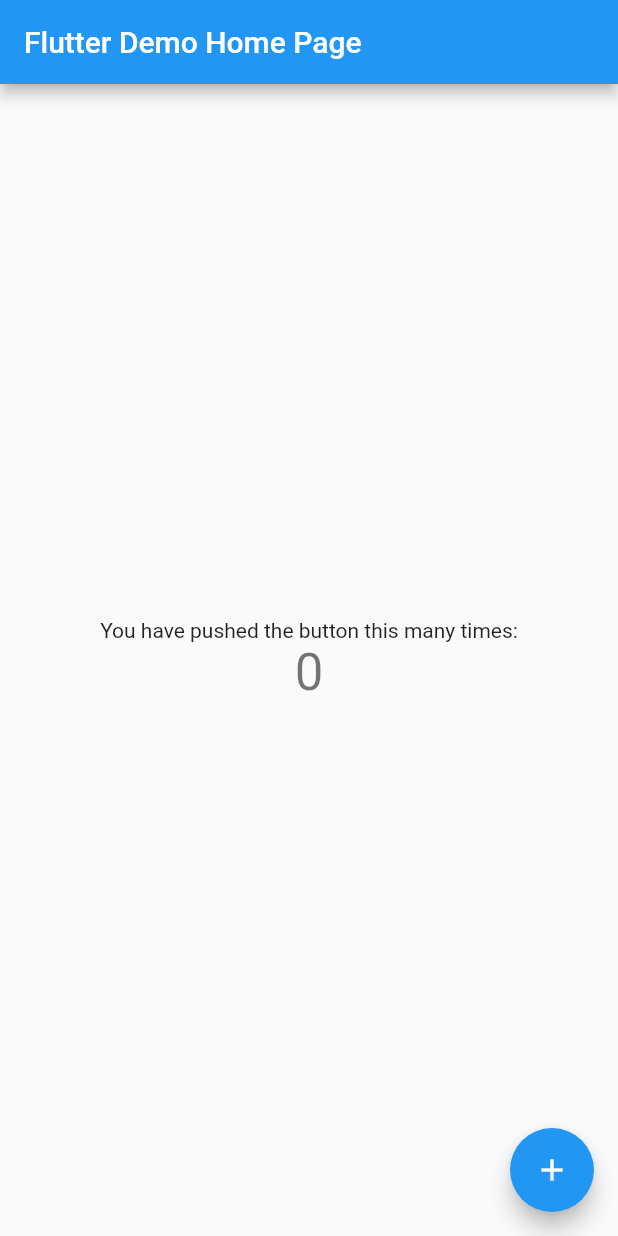
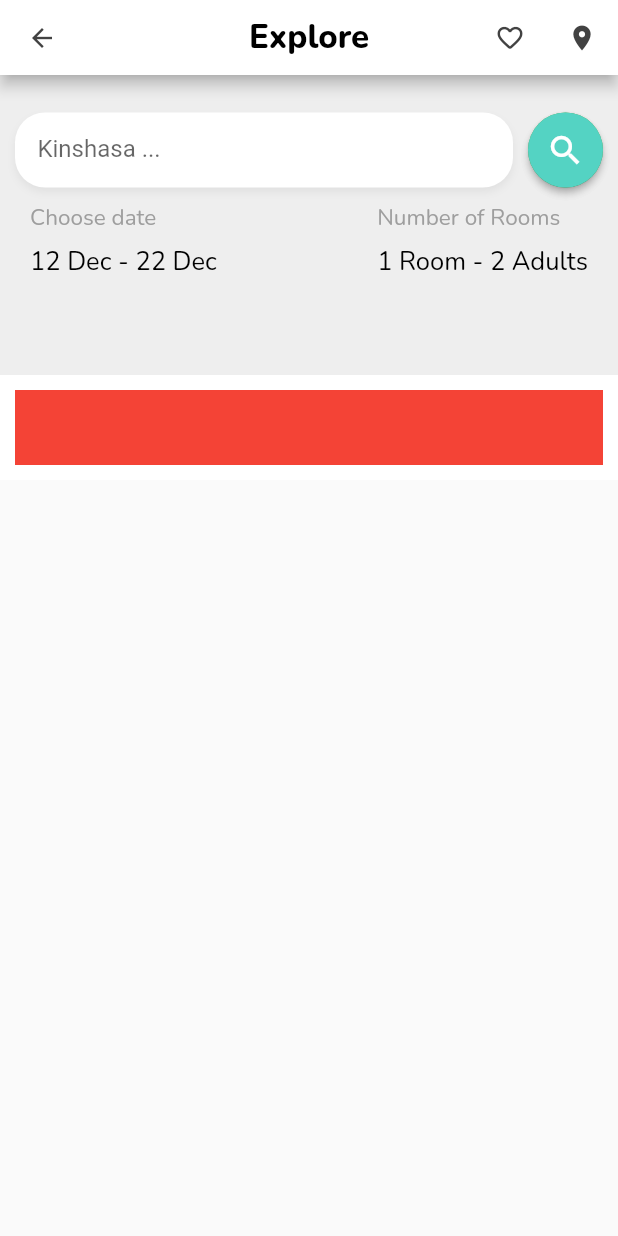
Before and after one commit to alphabas/hotels, a Flutter app: the screen it shows after launch, on a phone screen of 412 x 824 dp. Run offline on Flutter 3.47's test engine with Material 2 defaults, Android fonts, the phone set to English and light mode, and no system bars; our stand-ins replace google_fonts.

Commit message:
commit now

```diff
--- a/lib/main.dart
+++ b/lib/main.dart
@@ -1,115 +1,20 @@
 import 'package:flutter/material.dart';
+import 'package:google_fonts/google_fonts.dart';
+import 'package:hotels/main_screens/home_creens.dart';
 
 void main() {
-  runApp(const MyApp());
+  runApp(MyApp());
 }
 
 class MyApp extends StatelessWidget {
   const MyApp({super.key});
 
-  // This widget is the root of your application.
   @override
   Widget build(BuildContext context) {
     return MaterialApp(
-      title: 'Flutter Demo',
-      theme: ThemeData(
-        // This is the theme of your application.
-        //
-        // Try running your application with "flutter run". You'll see the
-        // application has a blue toolbar. Then, without quitting the app, try
-        // changing the primarySwatch below to Colors.green and then invoke
-        // "hot reload" (press "r" in the console where you ran "flutter run",
-        // or simply save your changes to "hot reload" in a Flutter IDE).
-        // Notice that the counter didn't reset back to zero; the application
-        // is not restarted.
-        primarySwatch: Colors.blue,
-      ),
-      home: const MyHomePage(title: 'Flutter Demo Home Page'),
+      debugShowCheckedModeBanner: false,
+      title: 'Hotel Booking',
+      home: HomeScreens(),
     );
   }
 }
-
-class MyHomePage extends StatefulWidget {
-  const MyHomePage({super.key, required this.title});
-
-  // This widget is the home page of your application. It is stateful, meaning
-  // that it has a State object (defined below) that contains fields that affect
-  // how it looks.
-
-  // This class is the configuration for the state. It holds the values (in this
-  // case the title) provided by the parent (in this case the App widget) and
-  // used by the build method of the State. Fields in a Widget subclass are
-  // always marked "final".
-
-  final String title;
-
-  @override
-  State<MyHomePage> createState() => _MyHomePageState();
-}
-
-class _MyHomePageState extends State<MyHomePage> {
-  int _counter = 0;
-
-  void _incrementCounter() {
-    setState(() {
-      // This call to setState tells the Flutter framework that something has
-      // changed in this State, which causes it to rerun the build method below
-      // so that the display can reflect the updated values. If we changed
-      // _counter without calling setState(), then the build method would not be
-      // called again, and so nothing would appear to happen.
-      _counter++;
-    });
-  }
-
-  @override
-  Widget build(BuildContext context) {
-    // This method is rerun every time setState is called, for instance as done
-    // by the _incrementCounter method above.
-    //
-    // The Flutter framework has been optimized to make rerunning build methods
-    // fast, so that you can just rebuild anything that needs updating rather
-    // than having to individually change instances of widgets.
-    return Scaffold(
-      appBar: AppBar(
-        // Here we take the value from the MyHomePage object that was created by
-        // the App.build method, and use it to set our appbar title.
-        title: Text(widget.title),
-      ),
-      body: Center(
-        // Center is a layout widget. It takes a single child and positions it
-        // in the middle of the parent.
-        child: Column(
-          // Column is also a layout widget. It takes a list of children and
-          // arranges them vertically. By default, it sizes itself to fit its
-          // children horizontally, and tries to be as tall as its parent.
-          //
-          // Invoke "debug painting" (press "p" in the console, choose the
-          // "Toggle Debug Paint" action from the Flutter Inspector in Android
-          // Studio, or the "Toggle Debug Paint" command in Visual Studio Code)
-          // to see the wireframe for each widget.
-          //
-          // Column has various properties to control how it sizes itself and
-          // how it positions its children. Here we use mainAxisAlignment to
-          // center the children vertically; the main axis here is the vertical
-          // axis because Columns are vertical (the cross axis would be
-          // horizontal).
-          mainAxisAlignment: MainAxisAlignment.center,
-          children: <Widget>[
-            const Text(
-              'You have pushed the button this many times:',
-            ),
-            Text(
-              '$_counter',
-              style: Theme.of(context).textTheme.headlineMedium,
-            ),
-          ],
-        ),
-      ),
-      floatingActionButton: FloatingActionButton(
-        onPressed: _incrementCounter,
-        tooltip: 'Increment',
-        child: const Icon(Icons.add),
-      ), // This trailing comma makes auto-formatting nicer for build methods.
-    );
-  }
-}
--- /dev/null
+++ b/lib/main_screens/appBar_screen.dart
@@ -0,0 +1,46 @@
+import 'package:flutter/material.dart';
+import 'package:google_fonts/google_fonts.dart';
+
+class MyAppBar extends StatelessWidget implements PreferredSizeWidget {
+  Size get preferredSize => new Size.fromHeight(50);
+  @override
+  Widget build(BuildContext context) {
+    return AppBar(
+      leading: IconButton(
+        icon: Icon(
+          Icons.arrow_back,
+          color: Colors.grey[800],
+          size: 20.0,
+        ),
+        onPressed: () => {},
+      ),
+      title: Text('Explore',
+          // textAlign: Alig,
+          style: GoogleFonts.nunito(
+            color: Colors.black,
+            fontSize: 22.0,
+            fontWeight: FontWeight.w800,
+          )),
+      actions: [
+        IconButton(
+          icon: Icon(
+            Icons.favorite_outline_rounded,
+            color: Colors.grey[800],
+            size: 20.0,
+          ),
+          onPressed: () => {},
+        ),
+        IconButton(
+          icon: Icon(
+            Icons.place,
+            color: Colors.grey[800],
+            size: 20.0,
+          ),
+          onPressed: () => {},
+        ),
+      ],
+      centerTitle: true,
+      backgroundColor: Colors.white,
+    );
+  }
+}
--- /dev/null
+++ b/lib/main_screens/home_creens.dart
@@ -0,0 +1,20 @@
+import 'package:flutter/material.dart';
+import 'package:hotels/main_screens/appBar_screen.dart';
+import 'package:hotels/main_screens/hotelSection_screen.dart';
+import 'package:hotels/main_screens/search_screen.dart';
+
+class HomeScreens extends StatelessWidget {
+  const HomeScreens({super.key});
+
+  @override
+  Widget build(BuildContext context) {
+    return Scaffold(
+      appBar: MyAppBar(),
+      body: SingleChildScrollView(
+        child: Column(
+          children: [SearchSection(), HotelSection()],
+        ),
+      ),
+    );
+  }
+}
--- /dev/null
+++ b/lib/main_screens/hotelSection_screen.dart
@@ -0,0 +1,21 @@
+import 'package:flutter/material.dart';
+
+class HotelSection extends StatelessWidget {
+  const HotelSection({super.key});
+
+  @override
+  Widget build(BuildContext context) {
+    return Container(
+      padding: EdgeInsets.all(10),
+      color: Colors.white,
+      child: Column(
+        children: [
+          Container(
+            color: Colors.red,
+            height: 50.0,
+          )
+        ],
+      ),
+    );
+  }
+}
--- /dev/null
+++ b/lib/main_screens/search_screen.dart
@@ -0,0 +1,114 @@
+import 'package:flutter/material.dart';
+import 'package:google_fonts/google_fonts.dart';
+import 'package:hotels/main.dart';
+import 'package:hotels/main_screens/variableConst.dart';
+
+class SearchSection extends StatelessWidget {
+  const SearchSection({super.key});
+
+  @override
+  Widget build(BuildContext context) {
+    return Container(
+      height: 200.0,
+      color: Colors.grey[200],
+      padding: EdgeInsets.fromLTRB(10, 25, 10, 10),
+      child: Column(
+        children: [
+          Row(
+            children: [
+              Expanded(
+                  child: Container(
+                padding: EdgeInsets.only(left: 5),
+                decoration: BoxDecoration(
+                    color: Colors.white,
+                    borderRadius: BorderRadius.circular(20),
+                    boxShadow: [
+                      BoxShadow(
+                          color: Colors.grey.shade300,
+                          blurRadius: 4.0,
+                          offset: Offset(0, 3))
+                    ]),
+                height: 50,
+                child: TextField(
+                  decoration: InputDecoration(
+                      hintText: 'Kinshasa ...',
+                      contentPadding: EdgeInsets.all(10.0),
+                      border: InputBorder.none),
+                ),
+              )),
+              SizedBox(width: 10.0),
+              Container(
+                height: 50.0,
+                width: 50.0,
+                decoration: BoxDecoration(
+                    color: Colors.green,
+                    boxShadow: [
+                      BoxShadow(
+                          color: Colors.grey.shade300,
+                          blurRadius: 4.0,
+                          offset: Offset(0, 4))
+                    ],
+                    borderRadius: BorderRadius.all(Radius.circular(25))),
+                child: ElevatedButton(
+                  onPressed: () => {},
+                  child: Icon(
+                    Icons.search,
+                    size: 26,
+                  ),
+                  style: ElevatedButton.styleFrom(
+                      shape: CircleBorder(),
+                      padding: EdgeInsets.all(10),
+                      primary: d_green),
+                ),
+              ),
+            ],
+          ),
+          // SizedBox(height: 30.0),
+          Row(
+            mainAxisAlignment: MainAxisAlignment.spaceBetween,
+            children: [
+              Container(
+                margin: EdgeInsets.all(10),
+                child: Column(
+                  crossAxisAlignment: CrossAxisAlignment.start,
+                  children: [
+                    Text(
+                      'Choose date',
+                      style: GoogleFonts.nunito(
+                          color: Colors.grey, fontSize: 15.0),
+                    ),
+                    SizedBox(height: 8.0),
+                    Text(
+                      '12 Dec - 22 Dec',
+                      style: GoogleFonts.nunito(
+                          color: Colors.black, fontSize: 17.0),
+                    )
+                  ],
+                ),
+              ),
+              Container(
+                margin: EdgeInsets.all(10),
+                child: Column(
+                  crossAxisAlignment: CrossAxisAlignment.start,
+                  children: [
+                    Text(
+                      'Number of Rooms',
+                      style: GoogleFonts.nunito(
+                          color: Colors.grey, fontSize: 15.0),
+                    ),
+                    SizedBox(height: 8.0),
+                    Text(
+                      '1 Room - 2 Adults',
+                      style: GoogleFonts.nunito(
+                          color: Colors.black, fontSize: 17.0),
+                    )
+                  ],
+                ),
+              )
+            ],
+          )
+        ],
+      ),
+    );
+  }
+}
--- /dev/null
+++ b/lib/main_screens/variableConst.dart
@@ -0,0 +1,3 @@
+import 'package:flutter/material.dart';
+
+const d_green = Color(0xFF54D3C3);
```
Also changed, not shown: pubspec.yaml (+9 -53 lines), assets/images/hotel_1.png (added), assets/images/hotel_2.png (added), assets/images/hotel_3.png (added), assets/images/hotel_4.png (added), pubspec.lock, 1 other file.
